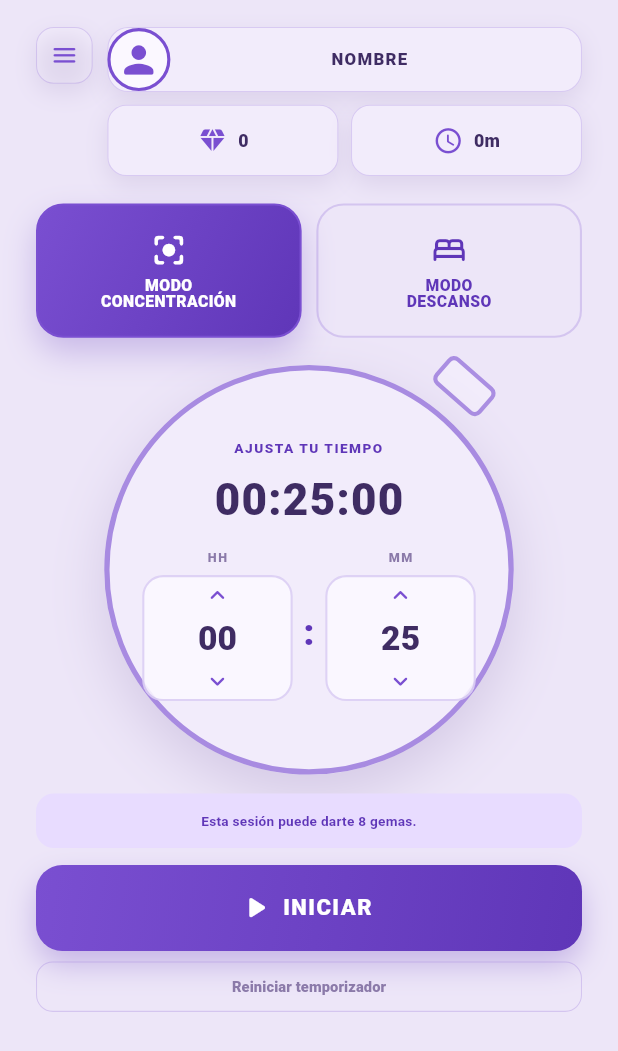
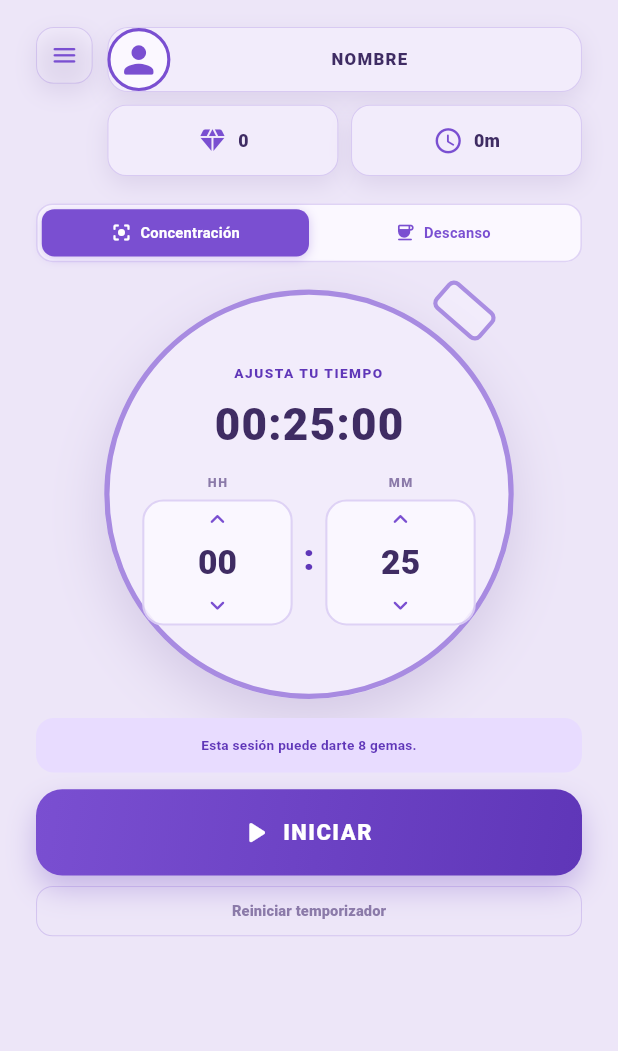
Before and after one commit to jayiel04/Atomic-Task, a Flutter app: the screen it shows after launch, on a phone screen of 412 x 824 dp. Shown: the top 1051 px of the screen. Run offline on Flutter 3.47's test engine with Material 3 defaults, Android fonts, the phone set to English and light mode, and no system bars; our stand-ins replace flutter_local_notifications, shared_preferences, timezone.

Commit message:
cambio diseño

```diff
--- a/lib/features/timer/presentation/widgets/mode_selector.dart
+++ b/lib/features/timer/presentation/widgets/mode_selector.dart
@@ -14,36 +14,51 @@
 
   @override
   Widget build(BuildContext context) {
-    return Row(
+    final isFocus = controller.mode == TimerMode.focus;
+
+    return Container(
+      height: 56,
+      decoration: BoxDecoration(
+        color: AppColors.surface,
+        borderRadius: BorderRadius.circular(16),
+        border: Border.all(
+          color: AppColors.border,
+          width: 1.5,
+        ),
+      ),
+      child: Padding(
+        padding: const EdgeInsets.all(4),
+        child: Row(
           children: [
             Expanded(
-          child: _ModeButton(
+              child: _ModeTab(
                 icon: Icons.center_focus_strong_rounded,
-            label: 'MODO\nCONCENTRACIÓN',
-            selected: controller.mode == TimerMode.focus,
+                label: 'Concentración',
+                selected: isFocus,
                 onPressed: controller.controlsLocked
                     ? null
                     : () => controller.setMode(TimerMode.focus),
               ),
             ),
-        const SizedBox(width: 14),
             Expanded(
-          child: _ModeButton(
-            icon: Icons.bed_rounded,
-            label: 'MODO\nDESCANSO',
-            selected: controller.mode == TimerMode.rest,
+              child: _ModeTab(
+                icon: Icons.coffee_rounded,
+                label: 'Descanso',
+                selected: !isFocus,
                 onPressed: controller.controlsLocked
                     ? null
                     : () => controller.setMode(TimerMode.rest),
               ),
             ),
           ],
+        ),
+      ),
     );
   }
 }
 
-class _ModeButton extends StatelessWidget {
-  const _ModeButton({
+class _ModeTab extends StatelessWidget {
+  const _ModeTab({
     required this.icon,
     required this.label,
     required this.selected,
@@ -57,68 +72,51 @@
 
   @override
   Widget build(BuildContext context) {
-    final foreground = selected ? Colors.white : AppColors.primaryDark;
-
     return AnimatedContainer(
-      duration: const Duration(milliseconds: 180),
-      height: 128,
+      duration: const Duration(milliseconds: 200),
+      curve: Curves.easeInOut,
       decoration: BoxDecoration(
-        gradient: selected
-            ? const LinearGradient(
-                begin: Alignment.topLeft,
-                end: Alignment.bottomRight,
-                colors: [
-                  AppColors.primary,
-                  AppColors.primaryDark,
-                ],
-              )
-            : null,
-        color: selected ? null : Colors.transparent,
-        border: Border.all(
-          color: selected ? AppColors.primary : AppColors.border,
-          width: 2,
-        ),
-        borderRadius: BorderRadius.circular(26),
+        color: selected ? AppColors.primary : Colors.transparent,
+        borderRadius: BorderRadius.circular(12),
         boxShadow: selected
-            ? const [
+            ? [
                 BoxShadow(
-                  color: Color(0x425F36B8),
-                  blurRadius: 26,
-                  offset: Offset(0, 14),
+                  color: AppColors.primary.withOpacity(0.3),
+                  blurRadius: 8,
+                  offset: const Offset(0, 2),
                 ),
               ]
             : null,
       ),
       child: Material(
         color: Colors.transparent,
-        borderRadius: BorderRadius.circular(26),
+        borderRadius: BorderRadius.circular(12),
         child: InkWell(
           onTap: onPressed,
-          borderRadius: BorderRadius.circular(26),
-          child: Column(
-            mainAxisAlignment: MainAxisAlignment.center,
+          borderRadius: BorderRadius.circular(12),
+          child: Center(
+            child: Row(
+              mainAxisSize: MainAxisSize.min,
               children: [
                 Icon(
                   icon,
-                color: foreground,
-                size: 36,
+                  color: selected ? Colors.white : AppColors.primary,
+                  size: 20,
                 ),
-              const SizedBox(height: 8),
+                const SizedBox(width: 8),
                 Text(
                   label,
-                textAlign: TextAlign.center,
                   style: TextStyle(
-                  color: foreground,
-                  height: 1.06,
-                  fontSize: 15,
-                  fontWeight: FontWeight.w900,
-                  letterSpacing: 0.4,
+                    color: selected ? Colors.white : AppColors.primary,
+                    fontSize: 14,
+                    fontWeight: FontWeight.w600,
                   ),
                 ),
               ],
             ),
           ),
         ),
+      ),
     );
   }
 }
```
Lines whose indentation alone changed are shown as unchanged.
